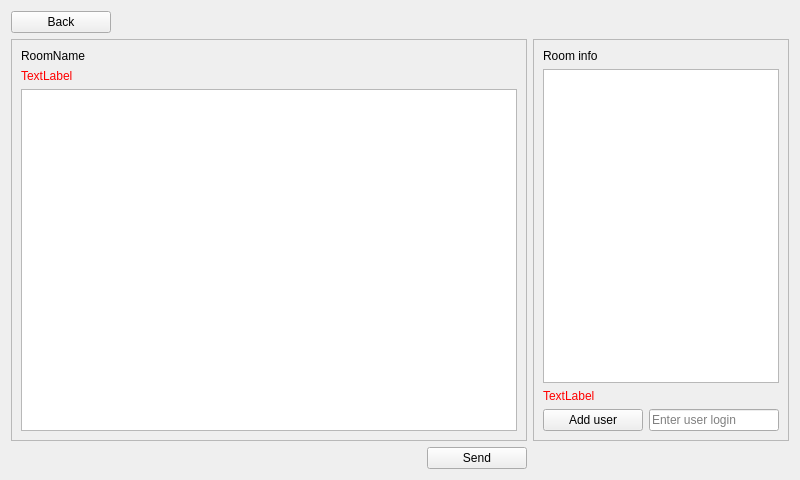
Above: client/src/RoomPage.ui from cpp-park-vk-education/2023_1_C-- before the change. Below: the same form after it.
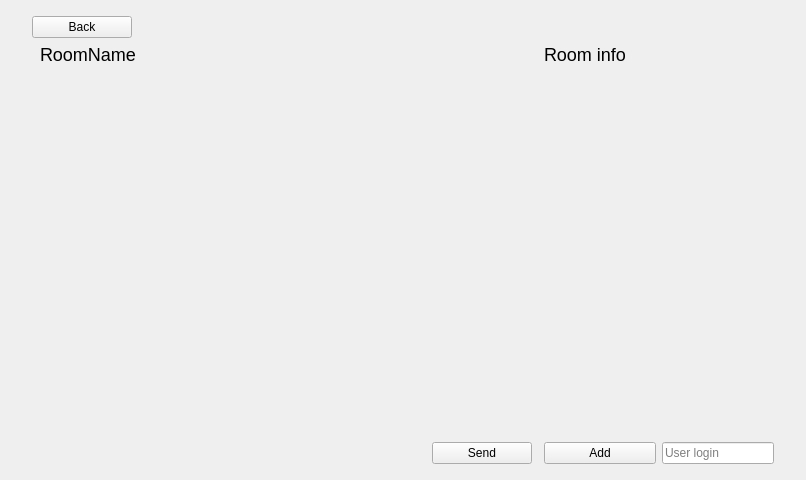
That is the form after the change. Custom widgets are drawn as their Qt base class.

```diff
--- a/client/src/RoomPage.ui
+++ b/client/src/RoomPage.ui
@@ -9,38 +9,35 @@
    <rect>
     <x>0</x>
     <y>0</y>
-    <width>800</width>
+    <width>806</width>
     <height>480</height>
    </rect>
   </property>
   <property name="windowTitle">
    <string>Form</string>
   </property>
+  <property name="styleSheet">
+   <string notr="true"/>
+  </property>
   <layout class="QGridLayout" name="gridLayout">
+   <property name="leftMargin">
+    <number>32</number>
+   </property>
+   <property name="topMargin">
+    <number>16</number>
+   </property>
+   <property name="rightMargin">
+    <number>32</number>
+   </property>
+   <property name="bottomMargin">
+    <number>16</number>
+   </property>
    <item row="2" column="0">
-    <widget class="MCLineEdit" name="messageLineEdit" native="true">
-     <property name="placeholderText" stdset="0">
-      <string notr="true">Message</string>
-     </property>
-    </widget>
-   </item>
-   <item row="1" column="0" colspan="2">
-    <widget class="QScrollArea" name="scrollArea">
-     <property name="widgetResizable">
-      <bool>true</bool>
-     </property>
-     <widget class="QWidget" name="scrollAreaWidgetContents">
-      <property name="geometry">
-       <rect>
-        <x>0</x>
-        <y>0</y>
-        <width>518</width>
-        <height>398</height>
-       </rect>
-      </property>
-      <layout class="QVBoxLayout" name="verticalLayout_2">
-       <item>
         <widget class="QLabel" name="roomNameLabel">
+     <property name="styleSheet">
+      <string notr="true">font-size: 18px;
+margin-left: 8px;</string>
+     </property>
          <property name="text">
           <string>RoomName</string>
          </property>
@@ -55,138 +52,264 @@
          </property>
         </widget>
        </item>
+   <item row="5" column="0">
+    <layout class="QHBoxLayout" name="horizontalLayout_5">
+     <property name="sizeConstraint">
+      <enum>QLayout::SetFixedSize</enum>
+     </property>
+     <property name="leftMargin">
+      <number>0</number>
+     </property>
        <item>
-        <widget class="QLabel" name="roomErrorLabel">
+      <widget class="MCLineEdit" name="messageLineEdit" native="true">
+       <property name="minimumSize">
+        <size>
+         <width>0</width>
+         <height>0</height>
+        </size>
+       </property>
          <property name="styleSheet">
-          <string notr="true">color: red;</string>
-         </property>
-         <property name="text">
-          <string>TextLabel</string>
+        <string notr="true"/>
+       </property>
+       <property name="placeholderText" stdset="0">
+        <string notr="true">Message</string>
          </property>
         </widget>
        </item>
        <item>
-        <widget class="QListView" name="listView"/>
-       </item>
-      </layout>
-     </widget>
-    </widget>
-   </item>
-   <item row="1" column="2">
-    <widget class="QScrollArea" name="scrollArea_2">
+      <widget class="QPushButton" name="sendBtn">
      <property name="minimumSize">
       <size>
-       <width>256</width>
+         <width>100</width>
        <height>0</height>
       </size>
      </property>
      <property name="maximumSize">
       <size>
-       <width>200</width>
+         <width>100</width>
        <height>16777215</height>
       </size>
      </property>
-     <property name="widgetResizable">
-      <bool>true</bool>
-     </property>
-     <widget class="QWidget" name="scrollAreaWidgetContents_2">
-      <property name="geometry">
-       <rect>
-        <x>0</x>
-        <y>0</y>
-        <width>254</width>
-        <height>398</height>
-       </rect>
-      </property>
-      <layout class="QVBoxLayout" name="verticalLayout">
-       <item>
+       <property name="text">
+        <string>Send</string>
+       </property>
+      </widget>
+     </item>
+    </layout>
+   </item>
+   <item row="2" column="2">
         <widget class="QLabel" name="label">
+     <property name="styleSheet">
+      <string notr="true">font-size: 18px;</string>
+     </property>
          <property name="text">
           <string>Room info</string>
          </property>
         </widget>
        </item>
-       <item>
-        <widget class="QListView" name="members">
-         <property name="enabled">
-          <bool>true</bool>
-         </property>
-        </widget>
-       </item>
-       <item>
+   <item row="1" column="2">
         <widget class="QLabel" name="userErrorLabel">
          <property name="styleSheet">
           <string notr="true">color: red;</string>
          </property>
          <property name="text">
-          <string>TextLabel</string>
+      <string/>
          </property>
         </widget>
        </item>
+   <item row="1" column="0" colspan="2">
+    <layout class="QHBoxLayout" name="horizontalLayout_2">
        <item>
+      <widget class="QPushButton" name="backBtn">
+       <property name="minimumSize">
+        <size>
+         <width>100</width>
+         <height>0</height>
+        </size>
+       </property>
+       <property name="maximumSize">
+        <size>
+         <width>100</width>
+         <height>16777215</height>
+        </size>
+       </property>
+       <property name="text">
+        <string>Back</string>
+       </property>
+      </widget>
+     </item>
+     <item>
+      <widget class="QLabel" name="roomErrorLabel">
+       <property name="styleSheet">
+        <string notr="true">color: red;</string>
+       </property>
+       <property name="text">
+        <string/>
+       </property>
+      </widget>
+     </item>
+    </layout>
+   </item>
+   <item row="4" column="0">
+    <layout class="QGridLayout" name="gridLayout_2">
+     <property name="sizeConstraint">
+      <enum>QLayout::SetNoConstraint</enum>
+     </property>
+     <item row="0" column="0">
+      <widget class="QScrollArea" name="scrollArea">
+       <property name="enabled">
+        <bool>true</bool>
+       </property>
+       <property name="minimumSize">
+        <size>
+         <width>500</width>
+         <height>0</height>
+        </size>
+       </property>
+       <property name="styleSheet">
+        <string notr="true">border: none;
+</string>
+       </property>
+       <property name="widgetResizable">
+        <bool>true</bool>
+       </property>
+       <widget class="QWidget" name="scrollAreaWidgetContents">
+        <property name="geometry">
+         <rect>
+          <x>0</x>
+          <y>0</y>
+          <width>500</width>
+          <height>353</height>
+         </rect>
+        </property>
+        <property name="styleSheet">
+         <string notr="true">background-color: transparent;</string>
+        </property>
+        <layout class="QVBoxLayout" name="verticalLayout_2">
+         <item>
+          <widget class="QListView" name="listView">
+           <property name="autoFillBackground">
+            <bool>false</bool>
+           </property>
+           <property name="styleSheet">
+            <string notr="true">QListView::item {
+	background-color: rgb(30, 35, 40);
+	border-radius: 8px;
+	margin: 8px 100px 8px 16px;
+	padding: 8px 4px;
+}
+</string>
+           </property>
+          </widget>
+         </item>
+        </layout>
+       </widget>
+      </widget>
+     </item>
+    </layout>
+   </item>
+   <item row="5" column="2">
         <layout class="QHBoxLayout" name="horizontalLayout">
+     <property name="spacing">
+      <number>6</number>
+     </property>
+     <property name="sizeConstraint">
+      <enum>QLayout::SetNoConstraint</enum>
+     </property>
+     <property name="leftMargin">
+      <number>0</number>
+     </property>
          <item>
           <widget class="QPushButton" name="addUserButton">
+       <property name="sizePolicy">
+        <sizepolicy hsizetype="Expanding" vsizetype="Fixed">
+         <horstretch>0</horstretch>
+         <verstretch>0</verstretch>
+        </sizepolicy>
+       </property>
            <property name="minimumSize">
             <size>
-             <width>100</width>
+         <width>80</width>
              <height>0</height>
             </size>
            </property>
            <property name="text">
-            <string>Add user</string>
+        <string>Add</string>
            </property>
           </widget>
          </item>
          <item>
           <widget class="QLineEdit" name="userLineEdit">
+       <property name="enabled">
+        <bool>true</bool>
+       </property>
+       <property name="minimumSize">
+        <size>
+         <width>0</width>
+         <height>0</height>
+        </size>
+       </property>
+       <property name="maximumSize">
+        <size>
+         <width>16777215</width>
+         <height>16777215</height>
+        </size>
+       </property>
+       <property name="styleSheet">
+        <string notr="true"/>
+       </property>
            <property name="placeholderText">
-            <string>Enter user login</string>
+        <string>User login</string>
            </property>
           </widget>
          </item>
         </layout>
        </item>
-      </layout>
-     </widget>
-    </widget>
-   </item>
-   <item row="0" column="0" colspan="2">
-    <widget class="QPushButton" name="backBtn">
+   <item row="4" column="2">
+    <widget class="QScrollArea" name="scrollArea_2">
      <property name="minimumSize">
       <size>
-       <width>100</width>
+       <width>0</width>
        <height>0</height>
       </size>
      </property>
      <property name="maximumSize">
       <size>
-       <width>100</width>
+       <width>16777215</width>
        <height>16777215</height>
       </size>
      </property>
-     <property name="text">
-      <string>Back</string>
+     <property name="styleSheet">
+      <string notr="true">border: none;</string>
      </property>
-    </widget>
-   </item>
-   <item row="2" column="1">
-    <widget class="QPushButton" name="sendBtn">
-     <property name="minimumSize">
-      <size>
-       <width>100</width>
-       <height>0</height>
-      </size>
+     <property name="widgetResizable">
+      <bool>true</bool>
      </property>
-     <property name="maximumSize">
-      <size>
-       <width>100</width>
-       <height>16777215</height>
-      </size>
-     </property>
-     <property name="text">
-      <string>Send</string>
-     </property>
+     <widget class="QWidget" name="scrollAreaWidgetContents_2">
+      <property name="geometry">
+       <rect>
+        <x>0</x>
+        <y>0</y>
+        <width>228</width>
+        <height>355</height>
+       </rect>
+      </property>
+      <property name="styleSheet">
+       <string notr="true">background-color: transparent;</string>
+      </property>
+      <layout class="QVBoxLayout" name="verticalLayout">
+       <item>
+        <widget class="QListView" name="membersListView">
+         <property name="enabled">
+          <bool>false</bool>
+         </property>
+         <property name="styleSheet">
+          <string notr="true"/>
+         </property>
+        </widget>
+       </item>
+      </layout>
+     </widget>
     </widget>
    </item>
   </layout>
```
Lines whose indentation alone changed are shown as unchanged.
